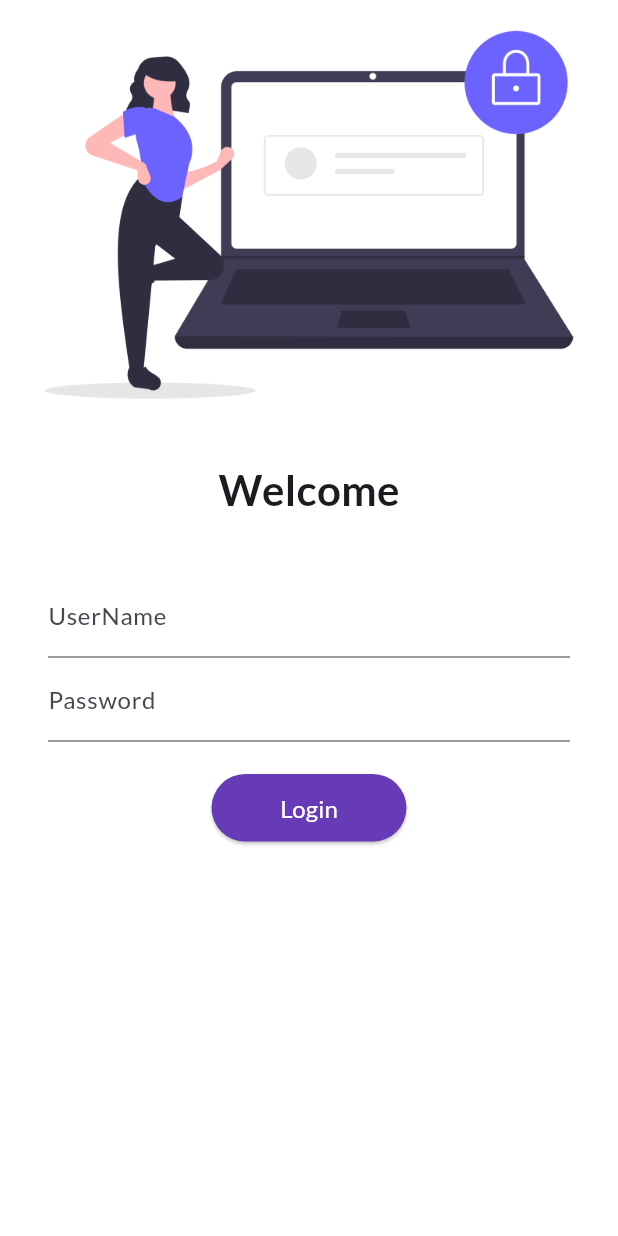
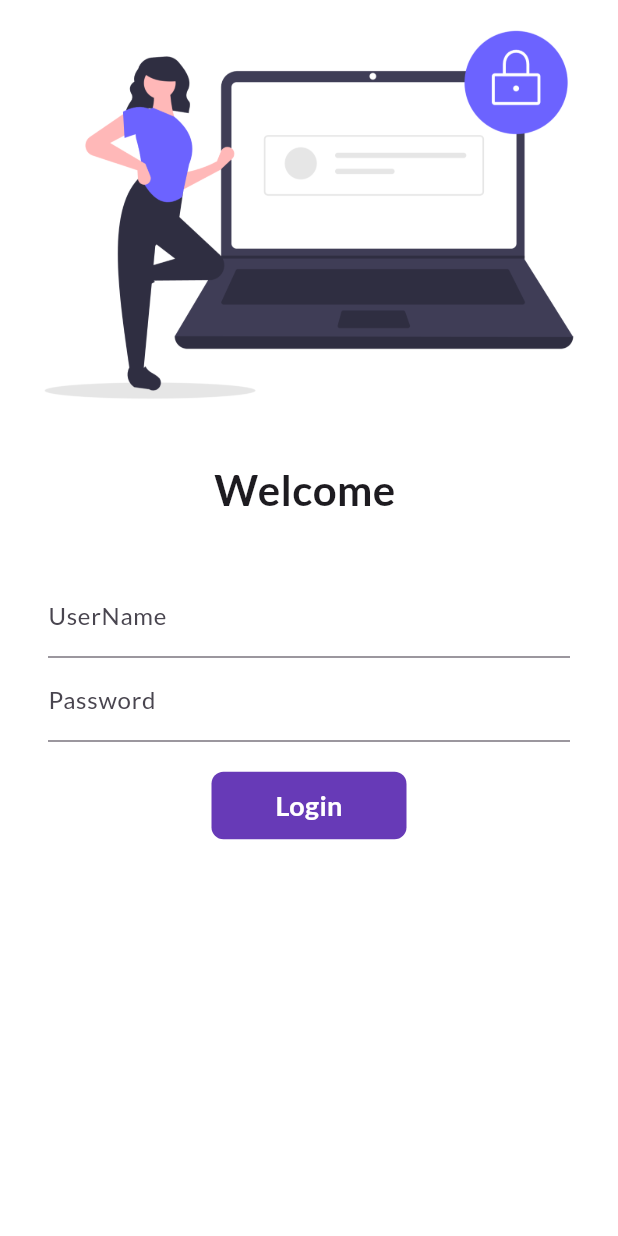
Before and after one commit to silentboy-07/flutter_catalog_app, a Flutter app: the screen it shows after launch, on a phone screen of 412 x 824 dp. Run offline on Flutter 3.47's test engine with Material 3 defaults, Android fonts, the light colour scheme and no system bars; our stand-ins replace google_fonts.

Commit message:
Day 6 Completed

```diff
--- a/lib/pages/login_page.dart
+++ b/lib/pages/login_page.dart
@@ -1,8 +1,16 @@
 import "package:flutter/material.dart";
 import "package:flutter_catalog/utils/routes.dart";
 
-class LoginPage extends StatelessWidget {
+class LoginPage extends StatefulWidget {
   const LoginPage({super.key});
+
+  @override
+  State<LoginPage> createState() => _LoginPageState();
+}
+
+class _LoginPageState extends State<LoginPage> {
+  String name = "";
+  bool changeButton = false;
 
   @override
   Widget build(BuildContext context) {
@@ -14,7 +22,7 @@
             Image.asset("assets/images/login_image.png", fit: BoxFit.cover),
             SizedBox(height: 20.0),
             Text(
-              "Welcome",
+              "Welcome $name",
               style: TextStyle(fontSize: 28, fontWeight: FontWeight.bold),
             ),
             SizedBox(height: 20.0),
@@ -30,6 +38,10 @@
                       hintText: "Enter UserName",
                       labelText: "UserName",
                     ),
+                    onChanged: (value) {
+                      name = value;
+                      setState(() {});
+                    },
                   ),
                   TextFormField(
                     obscureText: true,
@@ -39,19 +51,53 @@
                     ),
                   ),
                   SizedBox(height: 20.0),
-                  ElevatedButton(
-                    onPressed: () {
-                      Navigator.pushNamed(context, MyRoutes.homeRoute);
+                  InkWell(
+                    onTap: () async {
+                      setState(() {
+                        changeButton = true;
+                      });
+
+                      await Future.delayed(Duration(seconds: 1));
+                      if (context.mounted) {
+                        Navigator.pushNamed(context, MyRoutes.homeRoute);
+                      }
                     },
-                    style: TextButton.styleFrom(
-                      minimumSize: Size(130, 45),
-                      backgroundColor: Colors.deepPurple,
-                    ),
-                    child: Text(
-                      "Login",
-                      style: TextStyle(color: Colors.white, fontSize: 16),
+                    child: AnimatedContainer(
+                      duration: Duration(seconds: 1),
+                      width: changeButton ? 45 : 130,
+                      height: 45,
+                      alignment: Alignment.center,
+                      decoration: BoxDecoration(
+                        color: Colors.deepPurple,
+                        borderRadius: BorderRadius.circular(
+                          changeButton ? 45 : 8,
+                        ),
+                      ),
+                      child: changeButton
+                          ? Icon(Icons.done, color: Colors.white)
+                          : Text(
+                              "Login",
+                              style: TextStyle(
+                                color: Colors.white,
+                                fontSize: 18,
+                                fontWeight: FontWeight.bold,
+                              ),
+                            ),
                     ),
                   ),
+                  // ElevatedButton(
+                  //   onPressed: () {
+                  //     Navigator.pushNamed(context, MyRoutes.homeRoute);
+                  //   },
+                  //   style: TextButton.styleFrom(
+                  //     minimumSize: Size(130, 45),
+                  //     backgroundColor: Colors.deepPurple,
+                  //   ),
+                  //   child: Text(
+                  //     "Login",
+                  //     style: TextStyle(color: Colors.white, fontSize: 16),
+                  //   ),
+                  // ),
                 ],
               ),
             ),
```
